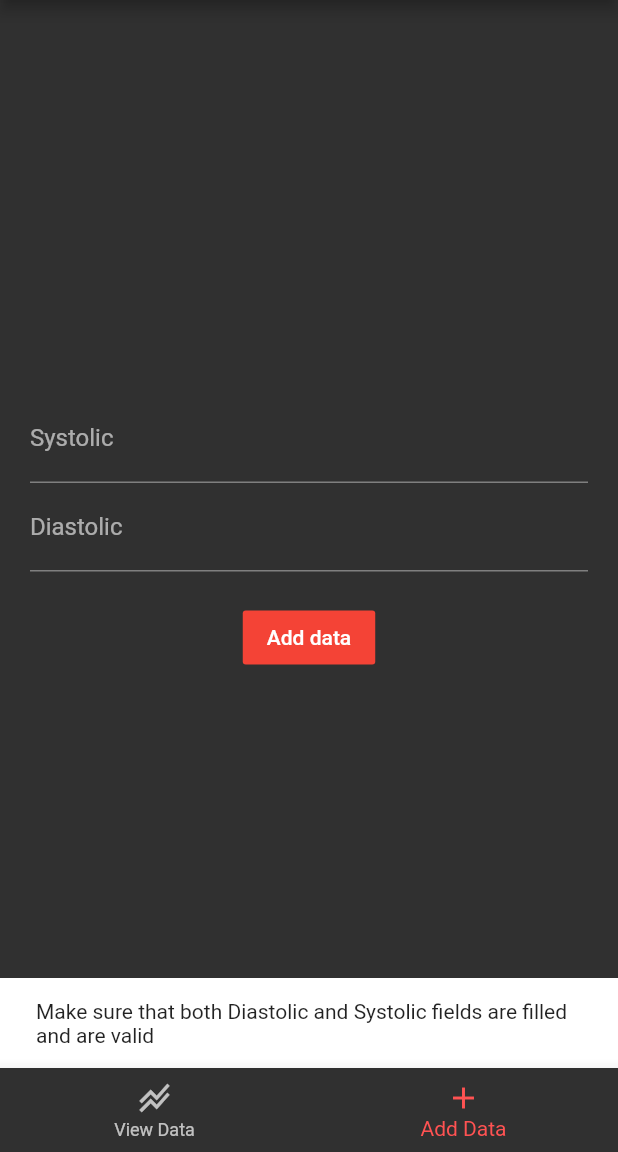
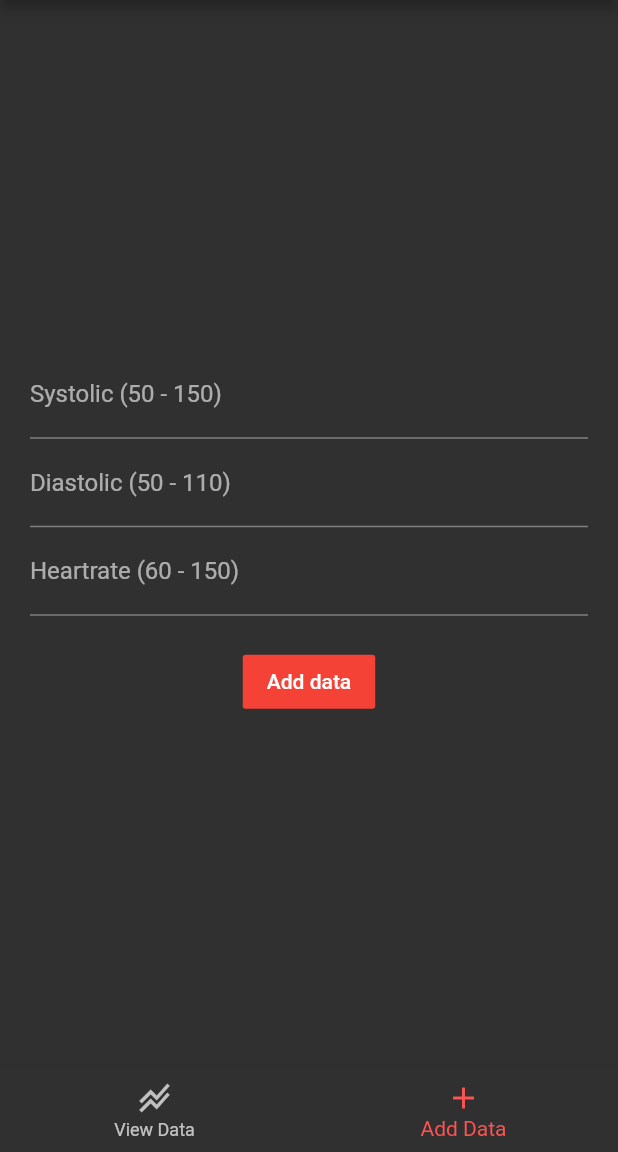
Before and after one commit to AkshatAdsule/bp_monitor, a Flutter app: the screen it shows after launch, item 2 of the bottom bar chosen, after a tap on "Add data", on a phone screen of 412 x 824 dp, the part 84-1236 px from its top. Run offline on Flutter 3.47's test engine with Material 2 defaults, Android fonts, the phone set to English and light mode, and no system bars; our stand-ins replace charts_flutter, sqflite; accounts and stored records are empty.

Commit message:
Add heart rate tracking abilities

```diff
--- a/lib/constants.dart
+++ b/lib/constants.dart
@@ -4,6 +4,7 @@ class Constants {
   static const String COLUMN_SYSTOLIC = 'systolic';
   static const String COLUMN_DIASTOLIC = 'diastolic';
   static const String COLUMN_TIMESTAMP = 'timestamp';
+  static const String COLUMN_HEARTRATE = 'heartrate';
   static const String DB_PATH = 'bpdata.db';
 
   static const int DIASTOLIC_MAX = 110;
@@ -11,4 +12,7 @@ class Constants {
 
   static const int SYSTOLIC_MAX = 150;
   static const int SYSTOLIC_MIN = 50;
+
+  static const int HEART_RATE_MAX = 150;
+  static const int HEART_RATE_MIN = 60;
 }
--- a/lib/models/BloodPressureData.dart
+++ b/lib/models/BloodPressureData.dart
@@ -5,13 +5,14 @@ import 'package:sqflite/sqlite_api.dart';
 import '../constants.dart';
 
 class BPData {
-  int id, systolic, diastolic, timestamp;
+  int id, systolic, diastolic, heartrate, timestamp;
 
   Map<String, dynamic> toMap() {
     var map = <String, dynamic>{
       Constants.COLUMN_SYSTOLIC: systolic,
       Constants.COLUMN_DIASTOLIC: diastolic,
-      Constants.COLUMN_TIMESTAMP: timestamp
+      Constants.COLUMN_TIMESTAMP: timestamp,
+      Constants.COLUMN_HEARTRATE: heartrate
     };
     if (id != null) {
       map[Constants.COLUMN_ID] = id;
@@ -22,11 +23,13 @@ class BPData {
   BPData(
       {@required this.diastolic,
       @required this.systolic,
+      @required this.heartrate,
       @required this.timestamp});
   BPData.fromMap(Map<String, dynamic> map) {
     id = map[Constants.COLUMN_ID];
     systolic = map[Constants.COLUMN_SYSTOLIC];
     diastolic = map[Constants.COLUMN_DIASTOLIC];
+    heartrate = map[Constants.COLUMN_HEARTRATE];
     timestamp = map[Constants.COLUMN_TIMESTAMP];
   }
 }
@@ -42,7 +45,8 @@ class BPDataProvider {
         ${Constants.COLUMN_ID} integer primary key autoincrement,
         ${Constants.COLUMN_SYSTOLIC} integer not null,
         ${Constants.COLUMN_DIASTOLIC} integer not null,
-        ${Constants.COLUMN_TIMESTAMP} integer not null)
+        ${Constants.COLUMN_TIMESTAMP} integer not null,
+	${Constants.COLUMN_HEARTRATE} integer)
       ''');
     });
   }
@@ -58,7 +62,8 @@ class BPDataProvider {
           Constants.COLUMN_ID,
           Constants.COLUMN_SYSTOLIC,
           Constants.COLUMN_DIASTOLIC,
-          Constants.COLUMN_TIMESTAMP
+          Constants.COLUMN_TIMESTAMP,
+          Constants.COLUMN_HEARTRATE
         ],
         where: '${Constants.COLUMN_ID} = ?',
         whereArgs: [id]);
--- a/lib/screens/AddDataScreen.dart
+++ b/lib/screens/AddDataScreen.dart
@@ -1,6 +1,7 @@
 import 'package:bp_monitor/constants.dart';
 import 'package:bp_monitor/models/BloodPressureData.dart';
 import 'package:flutter/material.dart';
+import 'package:flutter/services.dart';
 
 class AddDataScreen extends StatefulWidget {
   @override
@@ -8,28 +9,34 @@ class AddDataScreen extends StatefulWidget {
 }
 
 class _AddDataScreenState extends State<AddDataScreen> {
-  int _diastolic = 0, _systolic = 0;
   TextEditingController _diastolicController = TextEditingController();
   TextEditingController _systolicController = TextEditingController();
+  TextEditingController _heartrateController = TextEditingController();
 
   BPDataProvider _provider = BPDataProvider();
 
   Future<void> _addData() async {
-    if ((_diastolic >= Constants.DIASTOLIC_MIN &&
-            _diastolic <= Constants.DIASTOLIC_MAX) &&
-        (_systolic >= Constants.SYSTOLIC_MIN &&
-            _diastolic <= Constants.SYSTOLIC_MAX)) {
+    int diastolic = int.parse(_diastolicController.value.text);
+    int systolic = int.parse(_systolicController.value.text);
+    int heartrate = int.parse(_heartrateController.value.text);
+
+    if ((diastolic >= Constants.DIASTOLIC_MIN &&
+            diastolic <= Constants.DIASTOLIC_MAX) &&
+        (systolic >= Constants.SYSTOLIC_MIN &&
+            systolic <= Constants.SYSTOLIC_MAX)) {
       await _provider.open(Constants.DB_PATH);
       await _provider.insert(
         BPData(
-          diastolic: _diastolic,
-          systolic: _systolic,
+          diastolic: diastolic,
+          systolic: systolic,
+          heartrate: heartrate,
           timestamp: DateTime.now().millisecondsSinceEpoch,
         ),
       );
       await _provider.close();
       _diastolicController.clear();
       _systolicController.clear();
+      _heartrateController.clear();
       final SnackBar snackBar = SnackBar(content: Text('Data was added'));
 
       ScaffoldMessenger.of(context).showSnackBar(snackBar);
@@ -53,38 +60,26 @@ class _AddDataScreenState extends State<AddDataScreen> {
             TextField(
               keyboardType: TextInputType.number,
               controller: _systolicController,
-              decoration: InputDecoration(labelText: 'Systolic'),
-              onChanged: (String value) {
-                try {
-                  _systolic = int.parse(value);
-                } catch (e) {
-                  if (value != "") {
-                    SnackBar snackbar = SnackBar(
-                      content: Text('Enter only whole numbers'),
-                      duration: Duration(milliseconds: 1500),
-                    );
-                    ScaffoldMessenger.of(context).showSnackBar(snackbar);
-                  }
-                }
-              },
+              inputFormatters: [FilteringTextInputFormatter.digitsOnly],
+              decoration: InputDecoration(
+                  labelText:
+                      'Systolic (${Constants.SYSTOLIC_MIN} - ${Constants.SYSTOLIC_MAX})'),
             ),
             TextField(
               controller: _diastolicController,
               keyboardType: TextInputType.number,
-              decoration: InputDecoration(labelText: 'Diastolic'),
-              onChanged: (String value) {
-                try {
-                  _diastolic = int.parse(value);
-                } catch (e) {
-                  if (value != "") {
-                    SnackBar snackbar = SnackBar(
-                      content: Text('Enter only whole numbers'),
-                      duration: Duration(milliseconds: 1500),
-                    );
-                    ScaffoldMessenger.of(context).showSnackBar(snackbar);
-                  }
-                }
-              },
+              inputFormatters: [FilteringTextInputFormatter.digitsOnly],
+              decoration: InputDecoration(
+                  labelText:
+                      'Diastolic (${Constants.DIASTOLIC_MIN} - ${Constants.DIASTOLIC_MAX})'),
+            ),
+            TextField(
+              controller: _heartrateController,
+              keyboardType: TextInputType.number,
+              inputFormatters: [FilteringTextInputFormatter.digitsOnly],
+              decoration: InputDecoration(
+                  labelText:
+                      'Heartrate (${Constants.HEART_RATE_MIN} - ${Constants.HEART_RATE_MAX})'),
             ),
             SizedBox(
               height: 20,
```
Also changed, not shown: lib/components/linechart.dart (+34 -3 lines), lib/screens/ViewDB.dart (+13 -0 lines).
